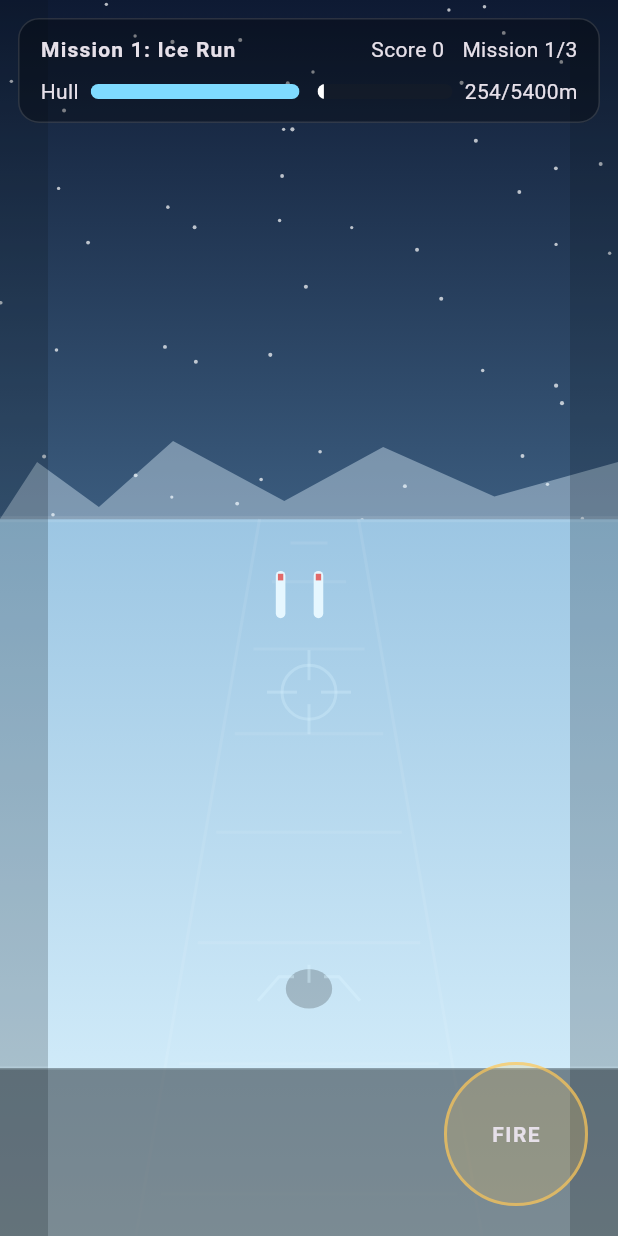
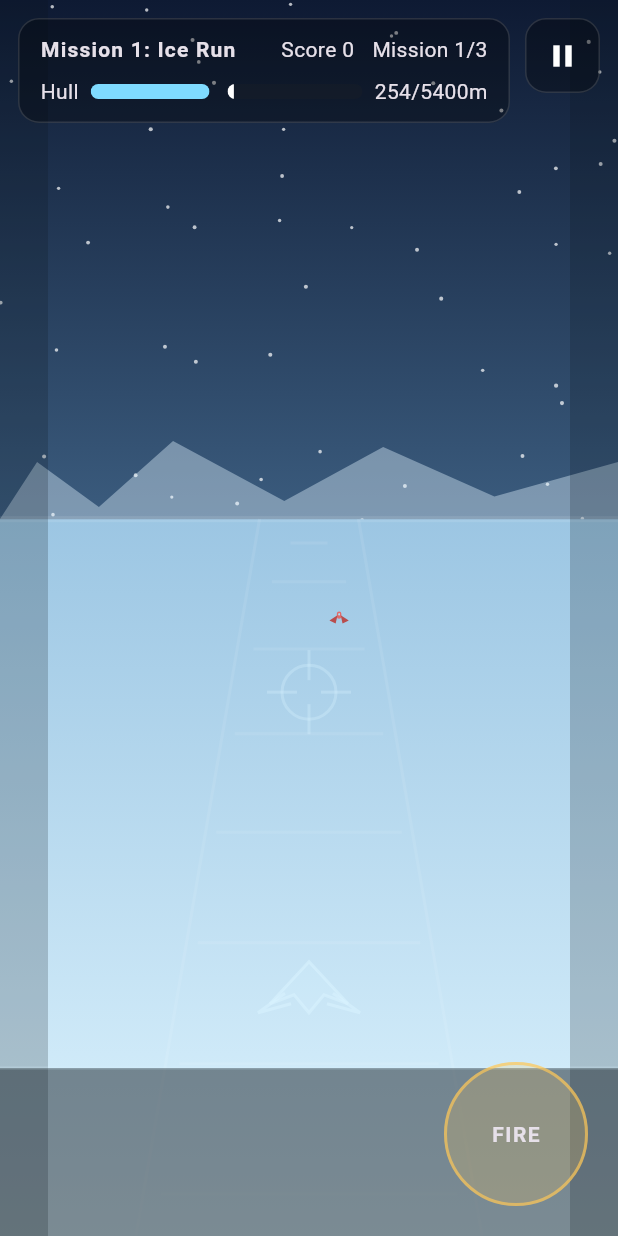
Before and after one commit to JvSlice/Flight_Fight, a Flutter app: the EmpireFlightGame screen opened directly, after a tap on "Launch Mission", on a phone screen of 412 x 824 dp. Run offline on Flutter 3.47's test engine with Material 3 defaults, Android fonts, the phone set to English and light mode, and no system bars.

Commit message:
Update empire_flight_game.dart
working on level 1 game play

```diff
--- a/lib/game/empire_flight_game.dart
+++ b/lib/game/empire_flight_game.dart
@@ -14,6 +14,7 @@ class EmpireFlightGame extends StatefulWidget {
 enum _GamePhase {
   briefing,
   playing,
+  paused,
   missionComplete,
   gameOver,
   victory,
@@ -21,6 +22,7 @@ enum _GamePhase {
 
 enum _ObjectKind {
   tower,
+  iceSpire,
   tree,
   rock,
   drone,
@@ -58,11 +60,7 @@ class _MissionData {
 class _WorldObject {
   _ObjectKind kind;
   double laneX;
-
-  /// 0.0 = horizon / far away
-  /// 1.0 = near player / foreground
   double z;
-
   double width;
   double height;
   bool active;
@@ -84,7 +82,9 @@ class _WorldObject {
       kind == _ObjectKind.tower;
 
   bool get isHeavyObstacle =>
-      kind == _ObjectKind.tree || kind == _ObjectKind.rock;
+      kind == _ObjectKind.iceSpire ||
+      kind == _ObjectKind.tree ||
+      kind == _ObjectKind.rock;
 }
 
 class _Shot {
@@ -182,8 +182,8 @@ class _EmpireFlightGameState extends State<EmpireFlightGame> {
         accent: Color(0xFFD9F3FF),
         goalDistance: 5400,
         baseSpeed: 210,
-        spawnRate: 0.98,
-        droneChance: 0.18,
+        spawnRate: 1.00,
+        droneChance: 0.16,
       ),
       _MissionData(
         name: 'Mission 2: Forest Run',
@@ -195,8 +195,8 @@ class _EmpireFlightGameState extends State<EmpireFlightGame> {
         accent: Color(0xFFB6F5A0),
         goalDistance: 6400,
         baseSpeed: 225,
-        spawnRate: 0.90,
-        droneChance: 0.24,
+        spawnRate: 0.92,
+        droneChance: 0.22,
       ),
       _MissionData(
         name: 'Mission 3: Desert Run',
@@ -208,8 +208,8 @@ class _EmpireFlightGameState extends State<EmpireFlightGame> {
         accent: Color(0xFFFFD27A),
         goalDistance: 7600,
         baseSpeed: 240,
-        spawnRate: 0.82,
-        droneChance: 0.28,
+        spawnRate: 0.84,
+        droneChance: 0.26,
       ),
     ];
 
@@ -242,7 +242,7 @@ class _EmpireFlightGameState extends State<EmpireFlightGame> {
 
   double get difficultyScale {
     final pct = distance / mission.goalDistance;
-    return 1.0 + pct.clamp(0.0, 1.0) * 0.40;
+    return 1.0 + pct.clamp(0.0, 1.0) * 0.38;
   }
 
   double get worldSpeed => mission.baseSpeed * difficultyScale;
@@ -315,6 +315,19 @@ class _EmpireFlightGameState extends State<EmpireFlightGame> {
     explosions.clear();
   }
 
+  void _togglePause() {
+    if (phase == _GamePhase.playing) {
+      setState(() {
+        phase = _GamePhase.paused;
+      });
+    } else if (phase == _GamePhase.paused) {
+      setState(() {
+        phase = _GamePhase.playing;
+      });
+      _keyboardFocus.requestFocus();
+    }
+  }
+
   void _update(double dt) {
     if (!mounted) return;
 
@@ -402,7 +415,7 @@ class _EmpireFlightGameState extends State<EmpireFlightGame> {
   void _spawnWorld(double dt) {
     spawnTimer += dt;
 
-    final delay = max(0.26, mission.spawnRate / difficultyScale);
+    final delay = max(0.28, mission.spawnRate / difficultyScale);
     if (spawnTimer < delay) return;
     spawnTimer = 0;
 
@@ -457,7 +470,7 @@ class _EmpireFlightGameState extends State<EmpireFlightGame> {
           laneX: lane,
           z: 0.05,
           width: defenseKind == _ObjectKind.tower ? 0.085 : 0.09,
-          height: defenseKind == _ObjectKind.tower ? 0.21 : 0.15,
+          height: defenseKind == _ObjectKind.tower ? 0.20 : 0.15,
           hp: defenseKind == _ObjectKind.tower ? 2 : 2,
         ),
       );
@@ -468,12 +481,12 @@ class _EmpireFlightGameState extends State<EmpireFlightGame> {
       case 0:
         objects.add(
           _WorldObject(
-            kind: _ObjectKind.tower,
+            kind: _ObjectKind.iceSpire,
             laneX: lane,
             z: 0.05,
-            width: 0.085,
-            height: 0.21,
-            hp: 2,
+            width: 0.11,
+            height: 0.24,
+            hp: 999,
           ),
         );
         break;
@@ -531,12 +544,12 @@ class _EmpireFlightGameState extends State<EmpireFlightGame> {
         case 0:
           objects.add(
             _WorldObject(
-              kind: _ObjectKind.tower,
+              kind: _ObjectKind.iceSpire,
               laneX: lane,
               z: 0.05,
-              width: 0.085,
-              height: 0.21,
-              hp: 2,
+              width: 0.11,
+              height: 0.24,
+              hp: 999,
             ),
           );
           break;
@@ -577,7 +590,7 @@ class _EmpireFlightGameState extends State<EmpireFlightGame> {
           kind: supportKind,
           laneX: openLane,
           z: 0.10,
-          width: supportKind == _ObjectKind.drone ? 0.09 : 0.09,
+          width: 0.09,
           height: supportKind == _ObjectKind.drone ? 0.09 : 0.15,
           hp: supportKind == _ObjectKind.drone ? 3 : 2,
         ),
@@ -606,8 +619,9 @@ class _EmpireFlightGameState extends State<EmpireFlightGame> {
     for (final o in objects) {
       if (!o.active) continue;
 
+      // Slightly larger player hit box than before.
       if (o.z > 0.90) {
-        final xHit = (o.laneX - playerX).abs() < (o.width * 0.92);
+        final xHit = (o.laneX - playerX).abs() < (o.width * 1.02);
         if (xHit) {
           o.active = false;
           hull -= (o.kind == _ObjectKind.drone || o.kind == _ObjectKind.battery)
@@ -628,9 +642,9 @@ class _EmpireFlightGameState extends State<EmpireFlightGame> {
         if (!s.active || !o.active) continue;
         if (!o.isDestructible) continue;
 
-        final zHit = (s.z - o.z).abs() < 0.05;
-        final xHit = (s.laneX - o.laneX).abs() < (o.width * 0.62);
-        final yBias = (s.aimY.abs() < 0.22) || o.kind != _ObjectKind.drone;
+        final zHit = (s.z - o.z).abs() < 0.065;
+        final xHit = (s.laneX - o.laneX).abs() < (o.width * 0.88);
+        final yBias = (s.aimY.abs() < 0.26) || o.kind != _ObjectKind.drone;
 
         if (zHit && xHit && yBias) {
           s.active = false;
@@ -739,8 +753,17 @@ class _EmpireFlightGameState extends State<EmpireFlightGame> {
       return KeyEventResult.handled;
     }
 
+    if (isDown && key == LogicalKeyboardKey.keyP) {
+      _togglePause();
+      return KeyEventResult.handled;
+    }
+
     if (isDown && key == LogicalKeyboardKey.enter) {
+      if (phase == _GamePhase.paused) {
+        _togglePause();
+      } else {
         _handlePrimaryAction();
+      }
       return KeyEventResult.handled;
     }
 
@@ -765,6 +788,9 @@ class _EmpireFlightGameState extends State<EmpireFlightGame> {
       case _GamePhase.gameOver:
       case _GamePhase.victory:
         _restartCampaign();
+        break;
+      case _GamePhase.paused:
+        _togglePause();
         break;
       case _GamePhase.playing:
         break;
@@ -800,10 +826,10 @@ class _EmpireFlightGameState extends State<EmpireFlightGame> {
             body: GestureDetector(
               behavior: HitTestBehavior.opaque,
               onTap: () {
-                if (phase != _GamePhase.playing) {
+                if (phase == _GamePhase.playing) {
+                  _keyboardFocus.requestFocus();
+                } else {
                   _handlePrimaryAction();
-                } else {
-                  _keyboardFocus.requestFocus();
                 }
               },
               onPanUpdate: phase == _GamePhase.playing ? _handleDrag : null,
@@ -836,6 +862,10 @@ class _EmpireFlightGameState extends State<EmpireFlightGame> {
                     right: 12,
                     top: 12,
                     child: SafeArea(
+                      child: Row(
+                        crossAxisAlignment: CrossAxisAlignment.start,
+                        children: [
+                          Expanded(
                             child: Container(
                               padding: const EdgeInsets.symmetric(horizontal: 14, vertical: 10),
                               decoration: BoxDecoration(
@@ -907,6 +937,26 @@ class _EmpireFlightGameState extends State<EmpireFlightGame> {
                               ),
                             ),
                           ),
+                          const SizedBox(width: 10),
+                          if (phase == _GamePhase.playing || phase == _GamePhase.paused)
+                            Container(
+                              decoration: BoxDecoration(
+                                color: const Color(0x55000000),
+                                borderRadius: BorderRadius.circular(14),
+                                border: Border.all(color: const Color(0x22FFFFFF)),
+                              ),
+                              child: IconButton(
+                                onPressed: _togglePause,
+                                icon: Icon(
+                                  phase == _GamePhase.paused ? Icons.play_arrow : Icons.pause,
+                                  color: Colors.white,
+                                ),
+                                tooltip: phase == _GamePhase.paused ? 'Resume' : 'Pause',
+                              ),
+                            ),
+                        ],
+                      ),
+                    ),
                   ),
 
                   if (phase != _GamePhase.playing)
@@ -963,7 +1013,7 @@ class _EmpireFlightGameState extends State<EmpireFlightGame> {
                                   Text(
                                     isCompact
                                         ? 'Touch: drag to steer • hold FIRE'
-                                        : 'Move: WASD / Arrows • Hold Space to fire • Enter to continue • R to restart',
+                                        : 'Move: WASD / Arrows • Hold Space to fire • P pause • Enter continue • R restart',
                                     textAlign: TextAlign.center,
                                     style: const TextStyle(
                                       fontSize: 13,
@@ -1032,6 +1082,8 @@ class _EmpireFlightGameState extends State<EmpireFlightGame> {
     switch (phase) {
       case _GamePhase.briefing:
         return mission.name;
+      case _GamePhase.paused:
+        return 'PAUSED';
       case _GamePhase.missionComplete:
         return 'MISSION COMPLETE';
       case _GamePhase.gameOver:
@@ -1047,6 +1099,8 @@ class _EmpireFlightGameState extends State<EmpireFlightGame> {
     switch (phase) {
       case _GamePhase.briefing:
         return mission.subtitle;
+      case _GamePhase.paused:
+        return 'Take a breath and relaunch when ready.';
       case _GamePhase.missionComplete:
         return 'Prepare for the next run.\nScore: $score';
       case _GamePhase.gameOver:
@@ -1062,6 +1116,8 @@ class _EmpireFlightGameState extends State<EmpireFlightGame> {
     switch (phase) {
       case _GamePhase.briefing:
         return 'Launch Mission';
+      case _GamePhase.paused:
+        return 'Resume';
       case _GamePhase.missionComplete:
         return 'Next Mission';
       case _GamePhase.gameOver:
@@ -1267,18 +1323,32 @@ class _ForwardRunPainter extends CustomPainter {
           width: w,
           height: h,
         );
-        final bodyColor =
-            o.isDestructible ? const Color(0xFFE6F7FF) : const Color(0xFFCAD8E0);
-
         canvas.drawRRect(
           RRect.fromRectAndRadius(rect, const Radius.circular(6)),
-          Paint()..color = bodyColor,
-        );
-
-        // Red top = readable "shoot this"
+          Paint()..color = const Color(0xFFE6F7FF),
+        );
         canvas.drawRect(
           Rect.fromLTWH(rect.left + w * 0.22, rect.top + h * 0.06, w * 0.56, h * 0.14),
           Paint()..color = const Color(0xFFE16A6A),
+        );
+        break;
+
+      case _ObjectKind.iceSpire:
+        final path = Path()
+          ..moveTo(pos.dx - w * 0.45, pos.dy)
+          ..lineTo(pos.dx - w * 0.25, pos.dy - h * 0.45)
+          ..lineTo(pos.dx - w * 0.05, pos.dy - h * 0.95)
+          ..lineTo(pos.dx + w * 0.12, pos.dy - h * 0.60)
+          ..lineTo(pos.dx + w * 0.32, pos.dy - h * 0.82)
+          ..lineTo(pos.dx + w * 0.45, pos.dy)
+          ..close();
+        canvas.drawPath(path, Paint()..color = const Color(0xFFDFF7FF));
+        canvas.drawPath(
+          path,
+          Paint()
+            ..style = PaintingStyle.stroke
+            ..strokeWidth = max(1.0, w * 0.04)
+            ..color = const Color(0x88B7E8FF),
         );
         break;
 
@@ -1358,7 +1428,6 @@ class _ForwardRunPainter extends CustomPainter {
           Paint()..color = const Color(0xFF7D7D7D),
         );
 
-        // Red barrel cap = readable "shoot this"
         final barrel = Path()
           ..moveTo(pos.dx + w * 0.06, pos.dy - h * 0.62)
           ..lineTo(pos.dx + w * 0.60, pos.dy - h * 0.80)
@@ -1417,69 +1486,52 @@ class _ForwardRunPainter extends CustomPainter {
       ..strokeWidth = 2;
 
     canvas.drawCircle(center, 18, p);
-    canvas.drawLine(
-      Offset(center.dx - 28, center.dy),
-      Offset(center.dx - 8, center.dy),
-      p,
-    );
-    canvas.drawLine(
-      Offset(center.dx + 8, center.dy),
-      Offset(center.dx + 28, center.dy),
-      p,
-    );
-    canvas.drawLine(
-      Offset(center.dx, center.dy - 28),
-      Offset(center.dx, center.dy - 8),
-      p,
-    );
-    canvas.drawLine(
-      Offset(center.dx, center.dy + 8),
-      Offset(center.dx, center.dy + 28),
-      p,
-    );
+    canvas.drawLine(Offset(center.dx - 28, center.dy), Offset(center.dx - 8, center.dy), p);
+    canvas.drawLine(Offset(center.dx + 8, center.dy), Offset(center.dx + 28, center.dy), p);
+    canvas.drawLine(Offset(center.dx, center.dy - 28), Offset(center.dx, center.dy - 8), p);
+    canvas.drawLine(Offset(center.dx, center.dy + 8), Offset(center.dx, center.dy + 28), p);
   }
 
   void _paintShipGuide(Canvas canvas, Size size) {
-    final guideCenter = Offset(
+    final center = Offset(
       size.width * (0.5 + playerX * 0.12),
       size.height * (0.80 + playerY * 0.03),
     );
 
-    final shadowPaint = Paint()..color = Colors.black.withOpacity(0.20);
-    final guidePaint = Paint()
-      ..color = accent.withOpacity(0.42)
+    final bodyPaint = Paint()
+      ..color = accent.withOpacity(0.18)
+      ..style = PaintingStyle.fill;
+
+    final linePaint = Paint()
+      ..color = accent.withOpacity(0.55)
       ..style = PaintingStyle.stroke
       ..strokeWidth = 2;
 
-    // Shadow / footprint
-    canvas.drawOval(
-      Rect.fromCenter(
-        center: guideCenter,
-        width: size.width * 0.075,
-        height: size.height * 0.032,
-      ),
-      shadowPaint,
-    );
-
-    // Brackets
-    final leftBracket = Path()
-      ..moveTo(guideCenter.dx - 34, guideCenter.dy + 8)
-      ..lineTo(guideCenter.dx - 20, guideCenter.dy - 8)
-      ..lineTo(guideCenter.dx - 10, guideCenter.dy - 8);
-
-    final rightBracket = Path()
-      ..moveTo(guideCenter.dx + 34, guideCenter.dy + 8)
-      ..lineTo(guideCenter.dx + 20, guideCenter.dy - 8)
-      ..lineTo(guideCenter.dx + 10, guideCenter.dy - 8);
-
-    canvas.drawPath(leftBracket, guidePaint);
-    canvas.drawPath(rightBracket, guidePaint);
-
-    canvas.drawLine(
-      Offset(guideCenter.dx, guideCenter.dy - 16),
-      Offset(guideCenter.dx, guideCenter.dy - 4),
-      guidePaint,
-    );
+    // Ship-shaped guide instead of shadow.
+    final hull = Path()
+      ..moveTo(center.dx, center.dy - 18)
+      ..lineTo(center.dx - 26, center.dy + 10)
+      ..lineTo(center.dx - 10, center.dy + 4)
+      ..lineTo(center.dx, center.dy + 16)
+      ..lineTo(center.dx + 10, center.dy + 4)
+      ..lineTo(center.dx + 26, center.dy + 10)
+      ..close();
+
+    canvas.drawPath(hull, bodyPaint);
+    canvas.drawPath(hull, linePaint);
+
+    final leftWing = Path()
+      ..moveTo(center.dx - 16, center.dy + 3)
+      ..lineTo(center.dx - 34, center.dy + 16)
+      ..lineTo(center.dx - 12, center.dy + 10);
+
+    final rightWing = Path()
+      ..moveTo(center.dx + 16, center.dy + 3)
+      ..lineTo(center.dx + 34, center.dy + 16)
+      ..lineTo(center.dx + 12, center.dy + 10);
+
+    canvas.drawPath(leftWing, linePaint);
+    canvas.drawPath(rightWing, linePaint);
   }
 
   void _paintCockpit(Canvas canvas, Size size) {
@@ -1508,8 +1560,6 @@ class _ForwardRunPainter extends CustomPainter {
       Offset(size.width, size.height - 112),
       linePaint,
     );
-
-    // Removed old extra HUD circle here on purpose.
   }
 
   Offset _project(Size size, double laneX, double z, double playerX, double playerY) {
```
Lines whose indentation alone changed are shown as unchanged.
